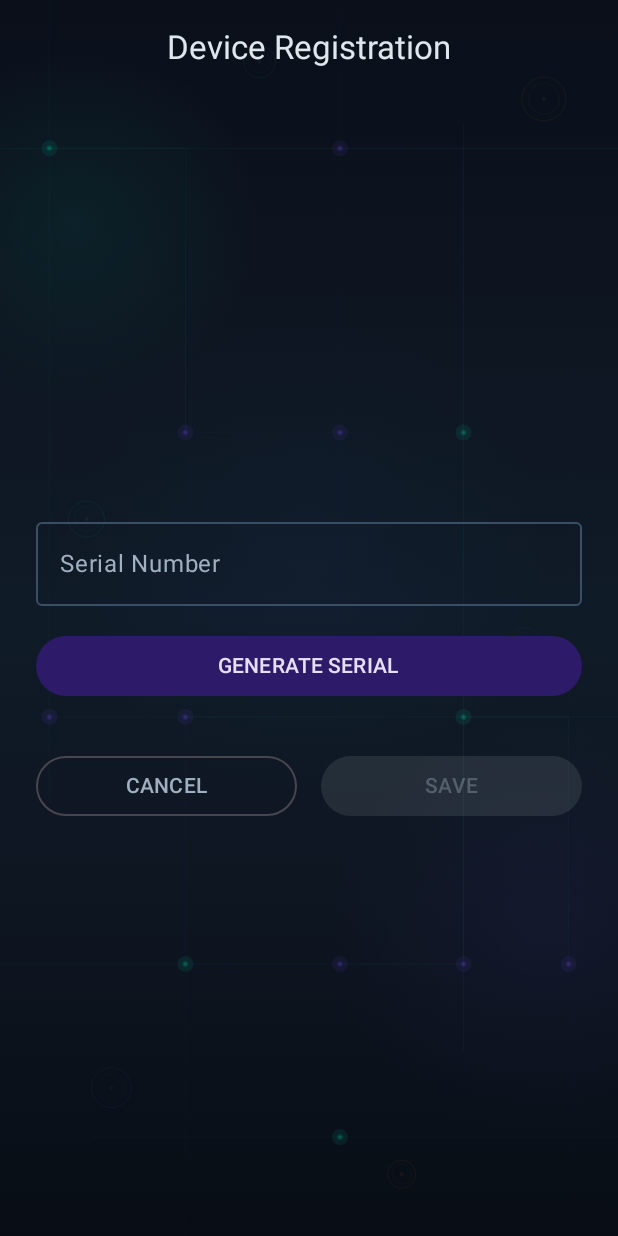
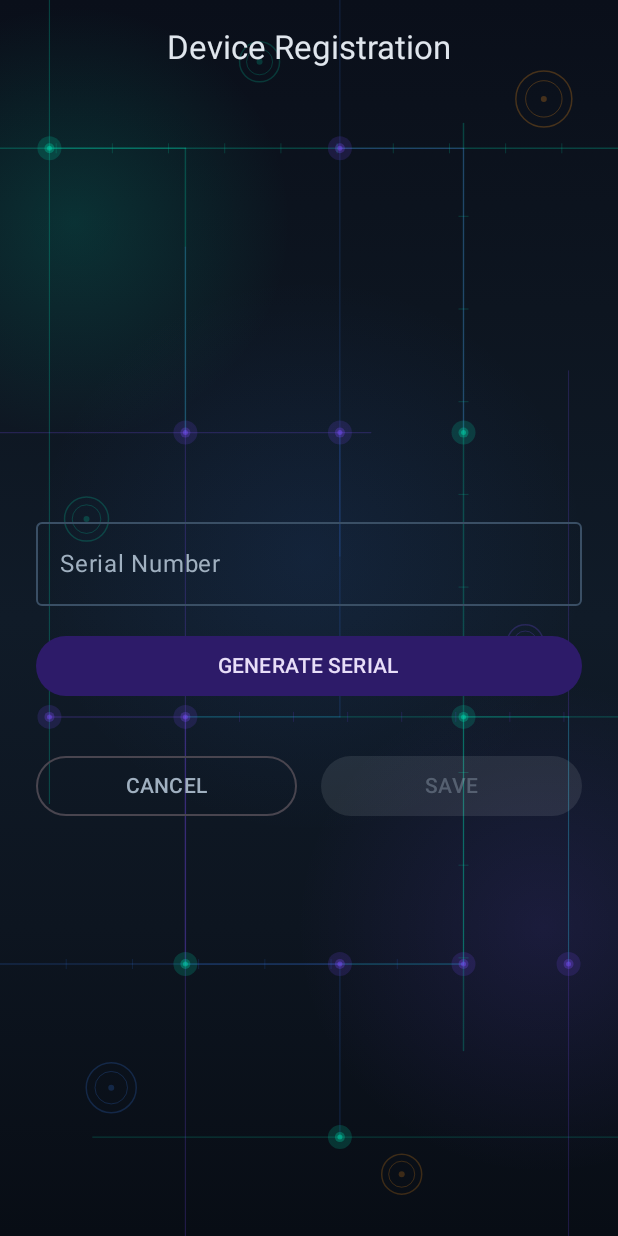
Before and after one commit to joelbcohen/Cloud_Crypto_Google, an Android app built with Jetpack Compose: the screen it shows after launch (MainActivity), after a tap on "REGISTER DEVICE", on a phone screen of 412 x 824 dp. Run offline under Robolectric (Android 15) with nearby library versions, the phone set to English and light mode, and no system bars; pictures from the network do not load.

Commit message:
Increase background visibility - wires, nodes, and coins were invisible
Previous alpha values (~5-7%) and sub-pixel stroke widths made the
entire circuit board background invisible. Increased wire alpha to
~20-25%, node alpha to ~30-50%, coin outlines to ~22-25%, stroke
widths to 1.0-1.5px, and data tick sizes to be visible.

https://claude.ai/code/session_01Ru6hdQGu7Rbk1Pgeri9ZY3

```diff
--- a/mobile/src/main/java/io/callista/cloudcrypto/presentation/theme/CryptoBackground.kt
+++ b/mobile/src/main/java/io/callista/cloudcrypto/presentation/theme/CryptoBackground.kt
@@ -46,64 +46,64 @@ fun CryptoBackground(
         Canvas(modifier = Modifier.fillMaxSize()) {
             val w = size.width
             val h = size.height
-            val wireColor = Color(0x1200D4AA)
-            val wireColorAlt = Color(0x0E7C4DFF)
-            val wireColorBlue = Color(0x0C3B82F6)
-            val nodeGlow = Color(0x1800D4AA)
-            val nodeGlowPurple = Color(0x147C4DFF)
+
+            // Wire colors - visible but not overpowering
+            val wireColor = Color(0x4000D4AA)       // Teal ~25%
+            val wireColorAlt = Color(0x357C4DFF)     // Purple ~21%
+            val wireColorBlue = Color(0x303B82F6)    // Blue ~19%
 
             // --- Ambient glow spots ---
             drawCircle(
                 brush = Brush.radialGradient(
-                    colors = listOf(Color(0x1200D4AA), Color.Transparent),
+                    colors = listOf(Color(0x2800D4AA), Color.Transparent),
                     center = Offset(w * 0.12f, h * 0.18f),
-                    radius = w * 0.3f
+                    radius = w * 0.35f
                 ),
                 center = Offset(w * 0.12f, h * 0.18f),
-                radius = w * 0.3f
-            )
-            drawCircle(
-                brush = Brush.radialGradient(
-                    colors = listOf(Color(0x0E7C4DFF), Color.Transparent),
-                    center = Offset(w * 0.88f, h * 0.75f),
-                    radius = w * 0.35f
-                ),
-                center = Offset(w * 0.88f, h * 0.75f),
                 radius = w * 0.35f
             )
             drawCircle(
                 brush = Brush.radialGradient(
-                    colors = listOf(Color(0x083B82F6), Color.Transparent),
-                    center = Offset(w * 0.5f, h * 0.45f),
+                    colors = listOf(Color(0x207C4DFF), Color.Transparent),
+                    center = Offset(w * 0.88f, h * 0.75f),
                     radius = w * 0.4f
                 ),
+                center = Offset(w * 0.88f, h * 0.75f),
+                radius = w * 0.4f
+            )
+            drawCircle(
+                brush = Brush.radialGradient(
+                    colors = listOf(Color(0x183B82F6), Color.Transparent),
+                    center = Offset(w * 0.5f, h * 0.45f),
+                    radius = w * 0.45f
+                ),
                 center = Offset(w * 0.5f, h * 0.45f),
-                radius = w * 0.4f
+                radius = w * 0.45f
             )
 
             // --- Circuit board trace network ---
             // Horizontal bus lines
-            drawCircuitWire(Offset(0f, h * 0.12f), Offset(w, h * 0.12f), wireColor, 0.7f)
-            drawCircuitWire(Offset(0f, h * 0.35f), Offset(w * 0.6f, h * 0.35f), wireColorAlt, 0.5f)
-            drawCircuitWire(Offset(w * 0.3f, h * 0.58f), Offset(w, h * 0.58f), wireColor, 0.5f)
-            drawCircuitWire(Offset(0f, h * 0.78f), Offset(w * 0.75f, h * 0.78f), wireColorBlue, 0.6f)
-            drawCircuitWire(Offset(w * 0.15f, h * 0.92f), Offset(w, h * 0.92f), wireColor, 0.4f)
+            drawCircuitWire(Offset(0f, h * 0.12f), Offset(w, h * 0.12f), wireColor, 1.5f)
+            drawCircuitWire(Offset(0f, h * 0.35f), Offset(w * 0.6f, h * 0.35f), wireColorAlt, 1.2f)
+            drawCircuitWire(Offset(w * 0.3f, h * 0.58f), Offset(w, h * 0.58f), wireColor, 1.2f)
+            drawCircuitWire(Offset(0f, h * 0.78f), Offset(w * 0.75f, h * 0.78f), wireColorBlue, 1.5f)
+            drawCircuitWire(Offset(w * 0.15f, h * 0.92f), Offset(w, h * 0.92f), wireColor, 1f)
 
             // Vertical bus lines
-            drawCircuitWire(Offset(w * 0.08f, 0f), Offset(w * 0.08f, h * 0.65f), wireColor, 0.5f)
-            drawCircuitWire(Offset(w * 0.3f, h * 0.2f), Offset(w * 0.3f, h), wireColorAlt, 0.5f)
-            drawCircuitWire(Offset(w * 0.55f, 0f), Offset(w * 0.55f, h * 0.45f), wireColorBlue, 0.4f)
-            drawCircuitWire(Offset(w * 0.75f, h * 0.1f), Offset(w * 0.75f, h * 0.85f), wireColor, 0.6f)
-            drawCircuitWire(Offset(w * 0.92f, h * 0.3f), Offset(w * 0.92f, h), wireColorAlt, 0.4f)
+            drawCircuitWire(Offset(w * 0.08f, 0f), Offset(w * 0.08f, h * 0.65f), wireColor, 1.2f)
+            drawCircuitWire(Offset(w * 0.3f, h * 0.2f), Offset(w * 0.3f, h), wireColorAlt, 1.2f)
+            drawCircuitWire(Offset(w * 0.55f, 0f), Offset(w * 0.55f, h * 0.45f), wireColorBlue, 1f)
+            drawCircuitWire(Offset(w * 0.75f, h * 0.1f), Offset(w * 0.75f, h * 0.85f), wireColor, 1.5f)
+            drawCircuitWire(Offset(w * 0.92f, h * 0.3f), Offset(w * 0.92f, h), wireColorAlt, 1f)
 
-            // Angled trace wires (circuit board routes)
-            drawAngledTrace(Offset(w * 0.08f, h * 0.12f), Offset(w * 0.3f, h * 0.35f), wireColor, 0.7f)
-            drawAngledTrace(Offset(w * 0.55f, h * 0.12f), Offset(w * 0.75f, h * 0.35f), wireColorAlt, 0.5f)
-            drawAngledTrace(Offset(w * 0.3f, h * 0.58f), Offset(w * 0.55f, h * 0.35f), wireColorBlue, 0.5f)
-            drawAngledTrace(Offset(w * 0.75f, h * 0.58f), Offset(w * 0.92f, h * 0.78f), wireColor, 0.5f)
-            drawAngledTrace(Offset(w * 0.08f, h * 0.58f), Offset(w * 0.3f, h * 0.78f), wireColorAlt, 0.6f)
-            drawAngledTrace(Offset(w * 0.55f, h * 0.78f), Offset(w * 0.75f, h * 0.58f), wireColor, 0.4f)
-            drawAngledTrace(Offset(w * 0.3f, h * 0.78f), Offset(w * 0.55f, h * 0.92f), wireColorBlue, 0.5f)
+            // Angled trace wires (circuit board routes with 90-degree bends)
+            drawAngledTrace(Offset(w * 0.08f, h * 0.12f), Offset(w * 0.3f, h * 0.35f), wireColor, 1.5f)
+            drawAngledTrace(Offset(w * 0.55f, h * 0.12f), Offset(w * 0.75f, h * 0.35f), wireColorAlt, 1.2f)
+            drawAngledTrace(Offset(w * 0.3f, h * 0.58f), Offset(w * 0.55f, h * 0.35f), wireColorBlue, 1.2f)
+            drawAngledTrace(Offset(w * 0.75f, h * 0.58f), Offset(w * 0.92f, h * 0.78f), wireColor, 1.2f)
+            drawAngledTrace(Offset(w * 0.08f, h * 0.58f), Offset(w * 0.3f, h * 0.78f), wireColorAlt, 1.5f)
+            drawAngledTrace(Offset(w * 0.55f, h * 0.78f), Offset(w * 0.75f, h * 0.58f), wireColor, 1f)
+            drawAngledTrace(Offset(w * 0.3f, h * 0.78f), Offset(w * 0.55f, h * 0.92f), wireColorBlue, 1.2f)
 
             // --- Junction nodes (where wires cross) ---
             val junctions = listOf(
@@ -123,39 +123,40 @@ fun CryptoBackground(
             )
 
             junctions.forEachIndexed { i, pos ->
+                val isTeal = i % 3 == 0
                 // Outer glow
                 drawCircle(
-                    color = if (i % 3 == 0) nodeGlow else nodeGlowPurple,
-                    radius = 8f,
+                    color = if (isTeal) Color(0x3000D4AA) else Color(0x287C4DFF),
+                    radius = 12f,
                     center = pos
                 )
-                // Inner bright dot
+                // Mid ring
                 drawCircle(
-                    color = if (i % 3 == 0) Color(0x2500D4AA) else Color(0x207C4DFF),
-                    radius = 3f,
+                    color = if (isTeal) Color(0x5000D4AA) else Color(0x457C4DFF),
+                    radius = 5f,
                     center = pos
                 )
-                // Tiny solid core
+                // Bright core
                 drawCircle(
-                    color = if (i % 3 == 0) Color(0x3500D4AA) else Color(0x307C4DFF),
-                    radius = 1.5f,
+                    color = if (isTeal) Color(0x8000D4AA) else Color(0x707C4DFF),
+                    radius = 2.5f,
                     center = pos
                 )
             }
 
             // --- Crypto coin outlines scattered around edges ---
-            drawCoinOutline(Offset(w * 0.88f, h * 0.08f), 22f, Color(0x10F7931A)) // BTC orange
-            drawCoinOutline(Offset(w * 0.14f, h * 0.42f), 18f, Color(0x1000D4AA)) // Teal
-            drawCoinOutline(Offset(w * 0.85f, h * 0.52f), 15f, Color(0x107C4DFF)) // Purple
-            drawCoinOutline(Offset(w * 0.18f, h * 0.88f), 20f, Color(0x103B82F6)) // Blue
-            drawCoinOutline(Offset(w * 0.65f, h * 0.95f), 14f, Color(0x10F7931A)) // BTC orange
-            drawCoinOutline(Offset(w * 0.42f, h * 0.05f), 16f, Color(0x1000D4AA)) // Teal
+            drawCoinOutline(Offset(w * 0.88f, h * 0.08f), 28f, Color(0x40F7931A))  // BTC orange
+            drawCoinOutline(Offset(w * 0.14f, h * 0.42f), 22f, Color(0x3800D4AA))  // Teal
+            drawCoinOutline(Offset(w * 0.85f, h * 0.52f), 18f, Color(0x387C4DFF))  // Purple
+            drawCoinOutline(Offset(w * 0.18f, h * 0.88f), 25f, Color(0x353B82F6))  // Blue
+            drawCoinOutline(Offset(w * 0.65f, h * 0.95f), 20f, Color(0x38F7931A))  // BTC orange
+            drawCoinOutline(Offset(w * 0.42f, h * 0.05f), 20f, Color(0x3500D4AA))  // Teal
 
-            // --- Tiny hash/data ticks along some wires ---
-            drawDataTicks(Offset(0f, h * 0.12f), Offset(w, h * 0.12f), wireColor, 18)
-            drawDataTicks(Offset(w * 0.3f, h * 0.58f), Offset(w, h * 0.58f), wireColorAlt, 14)
-            drawDataTicks(Offset(w * 0.75f, h * 0.1f), Offset(w * 0.75f, h * 0.85f), wireColor, 16)
-            drawDataTicks(Offset(0f, h * 0.78f), Offset(w * 0.75f, h * 0.78f), wireColorBlue, 12)
+            // --- Data ticks along some wires ---
+            drawDataTicks(Offset(0f, h * 0.12f), Offset(w, h * 0.12f), wireColor, 22)
+            drawDataTicks(Offset(w * 0.3f, h * 0.58f), Offset(w, h * 0.58f), wireColorAlt, 16)
+            drawDataTicks(Offset(w * 0.75f, h * 0.1f), Offset(w * 0.75f, h * 0.85f), wireColor, 20)
+            drawDataTicks(Offset(0f, h * 0.78f), Offset(w * 0.75f, h * 0.78f), wireColorBlue, 14)
         }
 
         content()
@@ -184,42 +185,41 @@ private fun DrawScope.drawAngledTrace(
     drawLine(color, mid, end, strokeWidth = strokeWidth, cap = StrokeCap.Round)
 }
 
-/** Draws a coin outline with a currency symbol inside. */
+/** Draws a coin outline with double ring and center dot. */
 private fun DrawScope.drawCoinOutline(
     center: Offset,
     radius: Float,
     color: Color
 ) {
     // Outer ring
-    drawCircle(color, radius = radius, center = center, style = Stroke(width = 1f))
+    drawCircle(color, radius = radius, center = center, style = Stroke(width = 1.5f))
     // Inner ring
-    drawCircle(color, radius = radius * 0.7f, center = center, style = Stroke(width = 0.5f))
+    drawCircle(color, radius = radius * 0.65f, center = center, style = Stroke(width = 1f))
     // Center dot
-    drawCircle(color, radius = 2f, center = center)
+    drawCircle(color, radius = 3f, center = center)
 }
 
-/** Draws tiny perpendicular tick marks along a wire to simulate data flow. */
+/** Draws perpendicular tick marks along a wire to simulate data flow. */
 private fun DrawScope.drawDataTicks(
     start: Offset,
     end: Offset,
     color: Color,
     count: Int
 ) {
-    val tickColor = color.copy(alpha = color.alpha * 0.7f)
     val dx = end.x - start.x
     val dy = end.y - start.y
     val isHorizontal = kotlin.math.abs(dx) > kotlin.math.abs(dy)
-    val tickLen = 3f
+    val tickLen = 5f
 
     for (i in 1 until count) {
         val t = i.toFloat() / count
         val px = start.x + dx * t
         val py = start.y + dy * t
-        if (i % 3 == 0) {
+        if (i % 2 == 0) {
             if (isHorizontal) {
-                drawLine(tickColor, Offset(px, py - tickLen), Offset(px, py + tickLen), strokeWidth = 0.4f)
+                drawLine(color, Offset(px, py - tickLen), Offset(px, py + tickLen), strokeWidth = 0.8f)
             } else {
-                drawLine(tickColor, Offset(px - tickLen, py), Offset(px + tickLen, py), strokeWidth = 0.4f)
+                drawLine(color, Offset(px - tickLen, py), Offset(px + tickLen, py), strokeWidth = 0.8f)
             }
         }
     }
```
